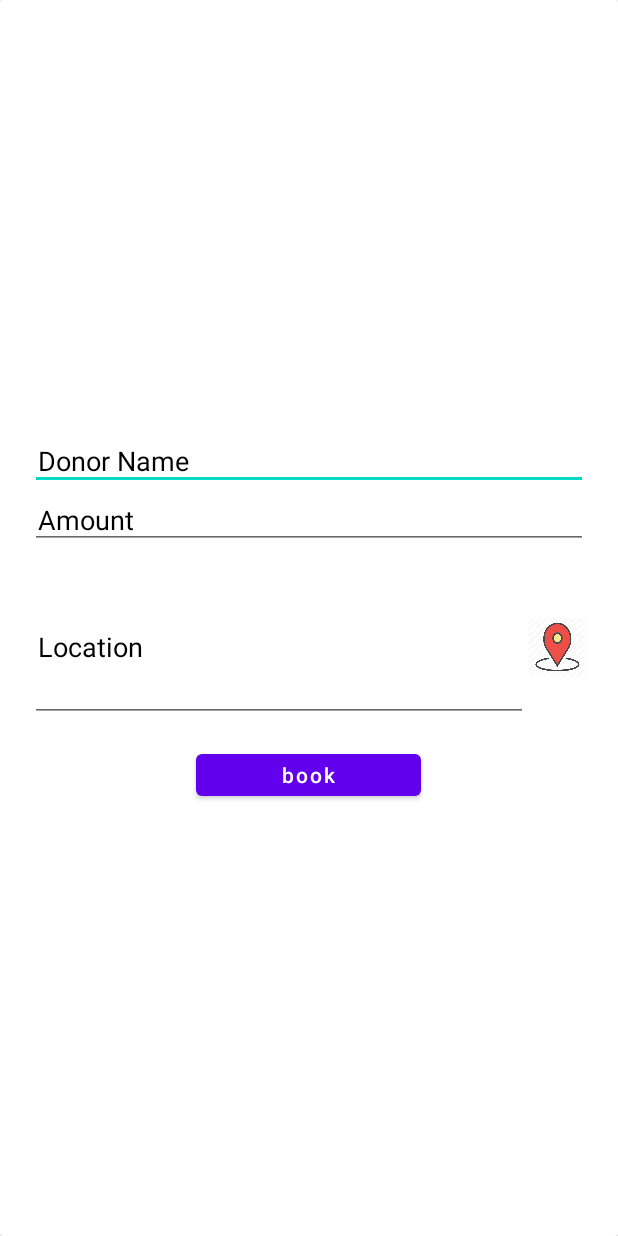
After one commit to Mounikabattini/Book-donation-app, an Android app: the layout save_donation_activity.xml on its own in the app's theme, with its tools: preview values and no code run, on a phone screen of 412 x 824 dp. The commit adds this screen. Run offline under Robolectric (Android 15) with nearby library versions, the light colour scheme and no system bars.

Commit message:
Added saved donation screen

```diff
--- /dev/null
+++ b/app/src/main/res/layout/save_donation_activity.xml
@@ -0,0 +1,92 @@
+<?xml version="1.0" encoding="utf-8"?>
+<androidx.constraintlayout.widget.ConstraintLayout xmlns:android="http://schemas.android.com/apk/res/android"
+    android:layout_width="match_parent"
+    xmlns:app="http://schemas.android.com/tools"
+    android:layout_height="match_parent"
+    app:ignore="NamespaceTypo"
+    android:layout_gravity="center">
+
+    <androidx.cardview.widget.CardView
+        android:layout_width="match_parent"
+        android:layout_height="match_parent"
+        app:cardCornerRadius="6dp"
+        app:cardElevation="6dp"
+        app:ignore="MissingConstraints"
+        app:layout_editor_absoluteX="13dp"
+        app:layout_editor_absoluteY="278dp">
+
+        <LinearLayout
+            android:layout_width="match_parent"
+            android:layout_height="269dp"
+            android:layout_marginLeft="10dp"
+            android:layout_marginRight="10dp"
+            android:orientation="vertical"
+            android:layout_gravity="center"
+            android:padding="10dp">
+
+            <EditText
+                android:id="@+id/edName"
+                android:layout_width="match_parent"
+                android:layout_height="wrap_content"
+                android:layout_weight="1"
+                android:hint="Donor Name "
+                android:padding="5dp"
+                android:textColor="@color/black"
+                android:textColorHint="@color/black"
+
+                />
+
+            <EditText
+                android:id="@+id/edAmount"
+                android:layout_width="match_parent"
+                android:layout_height="wrap_content"
+                android:layout_weight="1"
+                android:hint="Amount "
+                android:inputType="number"
+                android:padding="5dp"
+                android:textColor="@color/black"
+                android:textColorHint="@color/black"
+
+                />
+
+
+            <LinearLayout
+                android:layout_width="match_parent"
+                android:layout_height="wrap_content"
+                android:layout_marginTop="15sp"
+                android:orientation="horizontal">
+
+                <EditText
+                    android:id="@+id/edlocation"
+                    android:layout_width="match_parent"
+                    android:layout_height="100dp"
+                    android:layout_weight="1"
+                    android:hint="Location"
+                    android:padding="5dp"
+                    android:textColor="@color/black"
+                    android:textColorHint="@color/black"
+
+                    />
+
+                <ImageView
+                    android:id="@+id/imLocation"
+                    android:layout_width="40dp"
+                    android:layout_height="40dp"
+                    android:layout_gravity="center"
+                    android:src="@drawable/locationicon"></ImageView>
+            </LinearLayout>
+
+
+            <Button
+                android:id="@+id/save"
+                android:layout_width="150dp"
+                android:layout_height="40dp"
+                android:layout_gravity="center"
+                android:layout_marginTop="15sp"
+                android:text="book"
+                android:textAllCaps="false"
+                android:textColor="@android:color/white" />
+        </LinearLayout>
+    </androidx.cardview.widget.CardView>
+
+</androidx.constraintlayout.widget.ConstraintLayout>
```
Also changed, not shown: app/src/main/java/com/mounika/bookingdonation/AppLocationService.java (added, +58 -0 lines), app/src/main/java/com/mounika/bookingdonation/LocationAddress.java (added, +64 -0 lines), app/src/main/java/com/mounika/bookingdonation/MainFragment.java (+5 -6 lines), app/src/main/java/com/mounika/bookingdonation/SaveDonationFragment.java (added, +137 -0 lines), app/src/main/res/layout/activity_main.xml (+4 -6 lines), app/src/main/res/drawable/locationicon.png (added).
